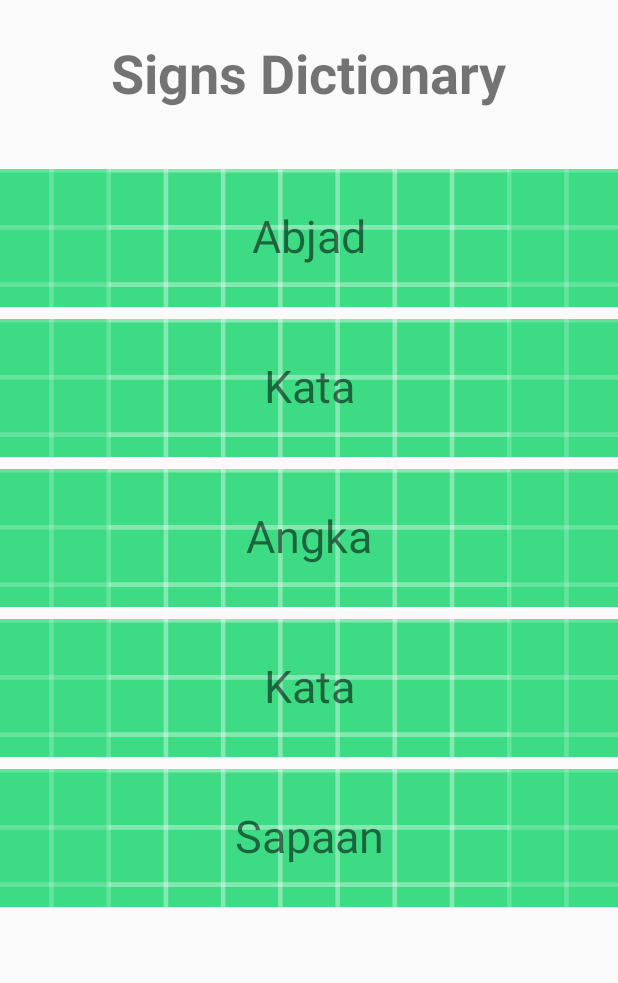
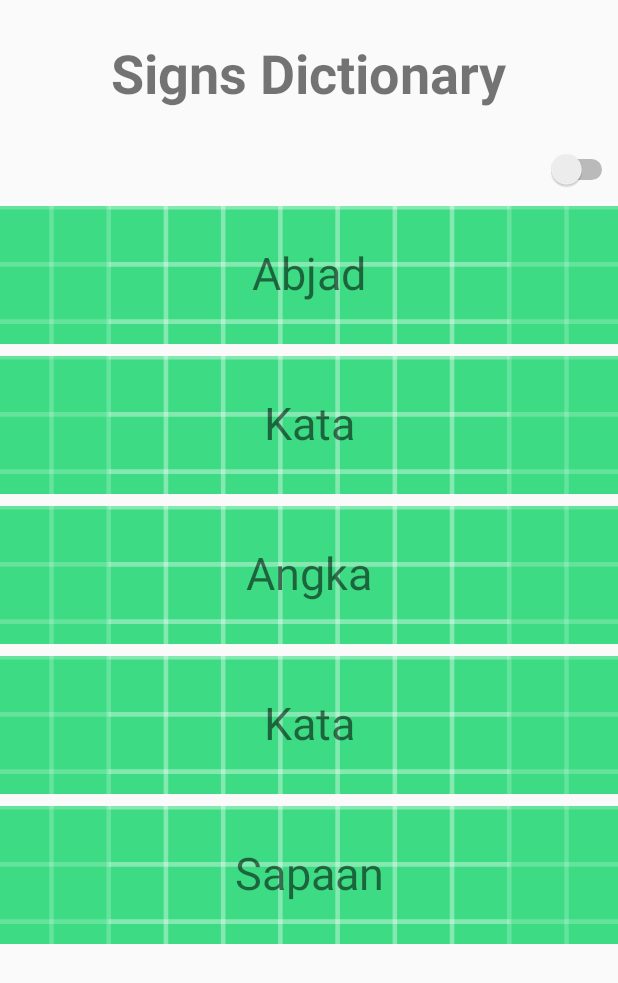
Before and after one commit to sungindra/SignDictionary, an Android app: the screen it shows after launch (MainActivity), on a phone screen of 412 x 824 dp. Shown: the top 983 px of the screen. Run offline under Robolectric (Android 15) with nearby library versions, the phone set to English and light mode, and no system bars.

Commit message:
making preparation for web request

```diff
--- a/app/src/main/java/com/reynardvincent/signdictionary/Controller/MainActivity.kt
+++ b/app/src/main/java/com/reynardvincent/signdictionary/Controller/MainActivity.kt
@@ -7,6 +7,7 @@ import androidx.recyclerview.widget.LinearLayoutManager
 import com.reynardvincent.signdictionary.Adapters.CategoryRecycleAdapter
 import com.reynardvincent.signdictionary.Model.SampleData
 import com.reynardvincent.signdictionary.Model.extraCategory
+import com.reynardvincent.signdictionary.Model.signType
 import com.reynardvincent.signdictionary.R
 import kotlinx.android.synthetic.main.activity_main.*
 
@@ -17,10 +18,17 @@ class MainActivity : AppCompatActivity() {
     override fun onCreate(savedInstanceState: Bundle?) {
         super.onCreate(savedInstanceState)
         setContentView(R.layout.activity_main)
+        var type = ""
+        if (typeSwitching.isChecked){
+            type = "bisindo"
+        } else {
+            type = "sibi"
+        }
 
         categoryAdapter = CategoryRecycleAdapter(this, SampleData.categories){ category ->
             val dictionaryIntent = Intent(this, SearchedView:: class.java)
             dictionaryIntent.putExtra(extraCategory, category.title)
+            dictionaryIntent.putExtra(signType, type)
             startActivity(dictionaryIntent)
         }
 
--- a/app/src/main/java/com/reynardvincent/signdictionary/Model/Model.kt
+++ b/app/src/main/java/com/reynardvincent/signdictionary/Model/Model.kt
@@ -2,12 +2,14 @@ package com.reynardvincent.signdictionary.Model
 
 import java.net.URL
 
+const val signType = "signType"
 const val extraCategory = "category"
 const val extraDictionaryKey = "dictionaryKey"
 const val extraDictionaryValue = "dictionaryValue"
 
 class Model {
-    var dictionaryURL = URL("")
+    var dictionaryURL = URL("signtranslate.herokuapp.com/api/signs/")
+    var imageURL = URL("signtranslate.herokuapp.com/signs/")
 }
 
 class Category(val title: String, val image: String){
--- a/app/src/main/res/layout/activity_main.xml
+++ b/app/src/main/res/layout/activity_main.xml
@@ -13,21 +13,33 @@
         android:layout_marginTop="24dp"
         android:textSize="36sp"
         android:textStyle="bold"
-        app:layout_constraintBottom_toTopOf="@+id/categoryRecyclerView"
         app:layout_constraintEnd_toEndOf="parent"
+        app:layout_constraintHorizontal_bias="0.498"
         app:layout_constraintStart_toStartOf="parent"
         app:layout_constraintTop_toTopOf="parent"
         tools:text="Title" />
+
+    <Switch
+        android:id="@+id/typeSwitching"
+        android:layout_width="0dp"
+        android:layout_height="wrap_content"
+        android:layout_marginTop="24dp"
+        android:textAlignment="center"
+        android:textAppearance="@style/TextAppearance.AppCompat.Body1"
+        android:textSize="24sp"
+        app:layout_constraintEnd_toEndOf="parent"
+        app:layout_constraintStart_toStartOf="parent"
+        app:layout_constraintTop_toBottomOf="@+id/appName"
+        tools:text="Sibi - Bisindo" />
 
     <androidx.recyclerview.widget.RecyclerView
         android:id="@+id/categoryRecyclerView"
         android:layout_width="0dp"
         android:layout_height="0dp"
-        android:layout_marginTop="32dp"
         android:divider="@null"
         app:layout_constraintBottom_toBottomOf="parent"
         app:layout_constraintEnd_toEndOf="parent"
         app:layout_constraintStart_toStartOf="parent"
-        app:layout_constraintTop_toBottomOf="@+id/appName" />
+        app:layout_constraintTop_toBottomOf="@+id/typeSwitching" />
 
 </androidx.constraintlayout.widget.ConstraintLayout>
```
Also changed, not shown: app/src/main/java/com/reynardvincent/signdictionary/Controller/SearchedView.kt (+9 -4 lines), app/src/main/res/layout/activity_searched_view.xml (+4 -15 lines).
